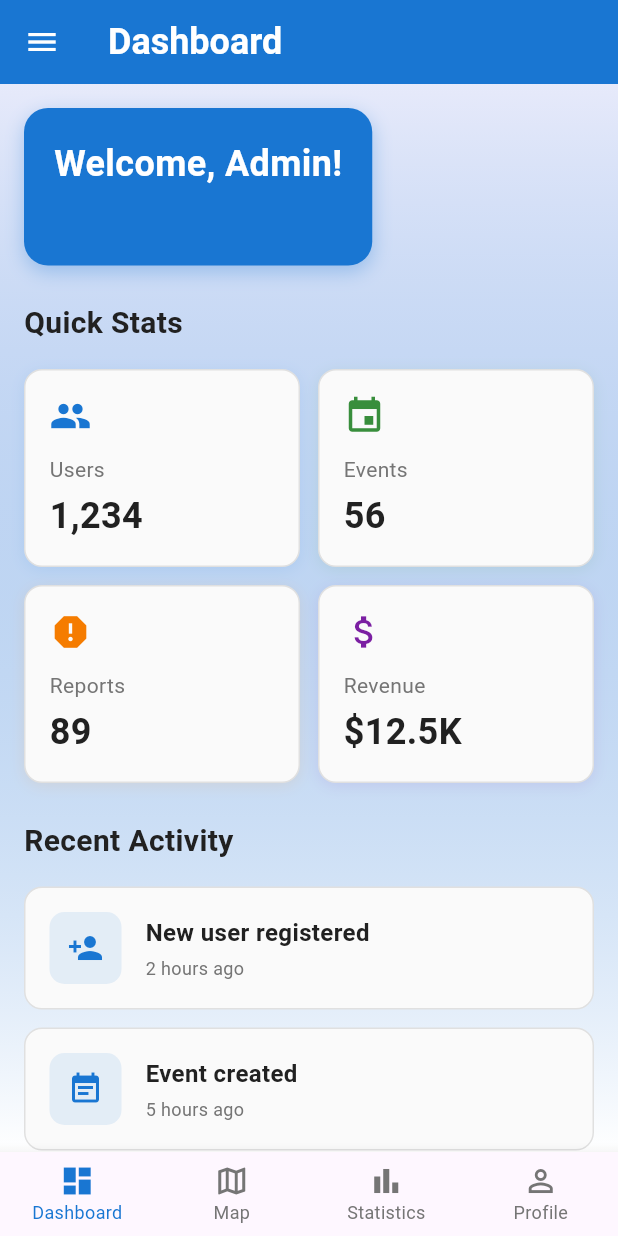
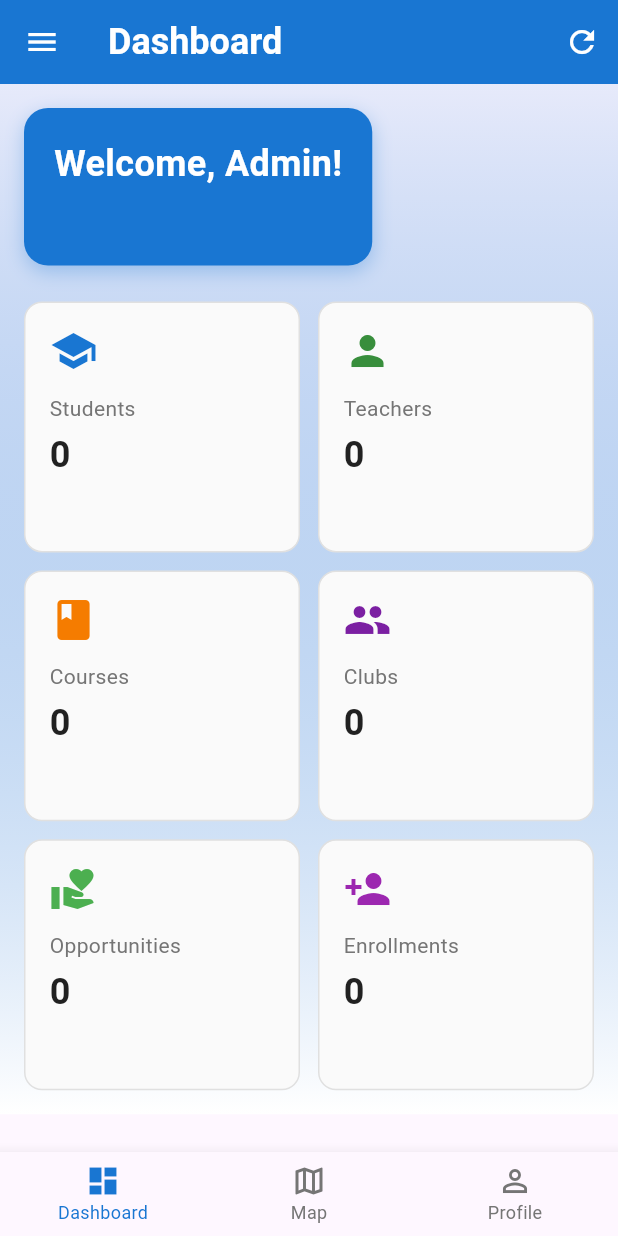
Before and after one commit to waaalidou/admin_app, a Flutter app: the screen it shows once a user with an empty profile is signed in, on a phone screen of 412 x 824 dp. Run offline on Flutter 3.47's test engine with Material 3 defaults, Android fonts, the phone set to English and light mode, and no system bars; our stand-ins replace flutter_dotenv, flutter_map, latlong2, supabase_flutter; accounts and stored records are empty.

Commit message:
Move statistics content to dashboard and remove statistics from navigation bar

```diff
--- a/lib/screens/home/home_screen.dart
+++ b/lib/screens/home/home_screen.dart
@@ -1,7 +1,6 @@
 import 'package:flutter/material.dart';
 import 'package:project/screens/home/pages/dashboard_page.dart';
 import 'package:project/screens/home/pages/map_page.dart';
-import 'package:project/screens/home/pages/statistics_page.dart';
 import 'package:project/screens/home/pages/profile_page.dart';
 import 'package:project/utils/app_colors.dart';
 
@@ -18,7 +17,6 @@ class _HomeScreenState extends State<HomeScreen> {
   final List<Widget> _pages = [
     const DashboardPage(),
     const MapPage(),
-    const StatisticsPage(),
     const ProfilePage(),
   ];
 
@@ -55,11 +53,6 @@ class _HomeScreenState extends State<HomeScreen> {
             label: 'Map',
           ),
           BottomNavigationBarItem(
-            icon: Icon(Icons.bar_chart_outlined),
-            activeIcon: Icon(Icons.bar_chart),
-            label: 'Statistics',
-          ),
-          BottomNavigationBarItem(
             icon: Icon(Icons.person_outline),
             activeIcon: Icon(Icons.person),
             label: 'Profile',
--- a/lib/screens/home/pages/dashboard_page.dart
+++ b/lib/screens/home/pages/dashboard_page.dart
@@ -1,13 +1,79 @@
 import 'package:flutter/material.dart';
 import 'package:project/utils/app_colors.dart';
 import 'package:project/screens/auth/services/auth_service.dart';
+import 'package:project/services/database_service.dart';
+import 'package:project/models/student_model.dart';
+import 'package:project/models/teacher_model.dart';
+import 'package:project/models/course_model.dart';
+import 'package:project/models/club_model.dart';
+import 'package:project/models/volunteering_opportunity_model.dart';
+import 'package:project/models/volunteering_enrollment_model.dart';
+import 'package:project/screens/home/pages/detail_list_page.dart';
 
-class DashboardPage extends StatelessWidget {
+class DashboardPage extends StatefulWidget {
   const DashboardPage({super.key});
 
   @override
+  State<DashboardPage> createState() => _DashboardPageState();
+}
+
+class _DashboardPageState extends State<DashboardPage> {
+  final DatabaseService _dbService = DatabaseService();
+  final AuthService authService = AuthService();
+  List<StudentModel> _students = [];
+  List<TeacherModel> _teachers = [];
+  List<CourseModel> _courses = [];
+  List<ClubModel> _clubs = [];
+  List<VolunteeringOpportunityModel> _volunteeringOpportunities = [];
+  List<VolunteeringEnrollmentModel> _volunteeringEnrollments = [];
+  bool _isLoading = true;
+
+  @override
+  void initState() {
+    super.initState();
+    _loadData();
+  }
+
+  Future<void> _loadData() async {
+    try {
+      final students = await _dbService.getStudents();
+      final teachers = await _dbService.getTeachers();
+      final courses = await _dbService.getCourses();
+      final clubs = await _dbService.getClubes();
+      final volunteeringOpportunities = await _dbService.getVolunteeringOpportunities();
+      final volunteeringEnrollments = await _dbService.getVolunteeringEnrollments();
+
+      setState(() {
+        _students = students;
+        _teachers = teachers;
+        _courses = courses;
+        _clubs = clubs;
+        _volunteeringOpportunities = volunteeringOpportunities;
+        _volunteeringEnrollments = volunteeringEnrollments;
+        _isLoading = false;
+      });
+    } catch (e) {
+      setState(() {
+        _isLoading = false;
+      });
+    }
+  }
+
+  void _navigateToDetail(String title, List<dynamic> items, String type) {
+    Navigator.push(
+      context,
+      MaterialPageRoute(
+        builder: (context) => DetailListPage(
+          title: title,
+          items: items,
+          type: type,
+        ),
+      ),
+    );
+  }
+
+  @override
   Widget build(BuildContext context) {
-    final AuthService authService = AuthService();
     final String? userEmail = authService.getCurrentUserEmail();
 
     return Scaffold(
@@ -22,6 +88,17 @@ class DashboardPage extends StatelessWidget {
             fontWeight: FontWeight.bold,
           ),
         ),
+        actions: [
+          IconButton(
+            icon: const Icon(Icons.refresh),
+            onPressed: () {
+              setState(() {
+                _isLoading = true;
+              });
+              _loadData();
+            },
+          ),
+        ],
       ),
       drawer: _buildDrawer(context, authService, userEmail),
       body: Container(
@@ -35,7 +112,9 @@ class DashboardPage extends StatelessWidget {
             ],
           ),
         ),
-        child: SingleChildScrollView(
+        child: _isLoading
+            ? const Center(child: CircularProgressIndicator())
+            : SingleChildScrollView(
                 padding: const EdgeInsets.all(16.0),
                 child: Column(
                   crossAxisAlignment: CrossAxisAlignment.start,
@@ -77,84 +156,58 @@ class DashboardPage extends StatelessWidget {
                       ),
                     ),
                     const SizedBox(height: 24),
-              // Stats Cards
-              Text(
-                'Quick Stats',
-                style: TextStyle(
-                  fontSize: 20,
-                  fontWeight: FontWeight.bold,
-                  color: AppColors.textPrimary,
+                    // Statistics Cards - Grid Layout
+                    GridView.count(
+                      shrinkWrap: true,
+                      physics: const NeverScrollableScrollPhysics(),
+                      crossAxisCount: 2,
+                      crossAxisSpacing: 12,
+                      mainAxisSpacing: 12,
+                      childAspectRatio: 1.1,
+                      children: [
+                        _buildSummaryCard(
+                          'Students',
+                          '${_students.length}',
+                          Icons.school,
+                          AppColors.primary,
+                          () => _navigateToDetail('Students', _students, 'students'),
                         ),
+                        _buildSummaryCard(
+                          'Teachers',
+                          '${_teachers.length}',
+                          Icons.person,
+                          AppColors.success,
+                          () => _navigateToDetail('Teachers', _teachers, 'teachers'),
                         ),
-              const SizedBox(height: 16),
-              Row(
-                children: [
-                  Expanded(
-                    child: _buildStatCard(
-                      'Users',
-                      '1,234',
-                      Icons.people,
-                      AppColors.primary,
+                        _buildSummaryCard(
+                          'Courses',
+                          '${_courses.length}',
+                          Icons.book,
+                          AppColors.warning,
+                          () => _navigateToDetail('Courses', _courses, 'courses'),
                         ),
+                        _buildSummaryCard(
+                          'Clubs',
+                          '${_clubs.length}',
+                          Icons.group,
+                          AppColors.secondary,
+                          () => _navigateToDetail('Clubs', _clubs, 'clubs'),
                         ),
-                  const SizedBox(width: 12),
-                  Expanded(
-                    child: _buildStatCard(
-                      'Events',
-                      '56',
-                      Icons.event,
-                      AppColors.success,
+                        _buildSummaryCard(
+                          'Opportunities',
+                          '${_volunteeringOpportunities.length}',
+                          Icons.volunteer_activism,
+                          const Color(0xFF4CAF50),
+                          () => _navigateToDetail('Volunteering Opportunities', _volunteeringOpportunities, 'volunteering_opportunities'),
                         ),
+                        _buildSummaryCard(
+                          'Enrollments',
+                          '${_volunteeringEnrollments.length}',
+                          Icons.person_add,
+                          const Color(0xFF9C27B0),
+                          () => _navigateToDetail('Volunteering Enrollments', _volunteeringEnrollments, 'volunteering_enrollment'),
                         ),
                       ],
-              ),
-              const SizedBox(height: 12),
-              Row(
-                children: [
-                  Expanded(
-                    child: _buildStatCard(
-                      'Reports',
-                      '89',
-                      Icons.report,
-                      AppColors.warning,
-                    ),
-                  ),
-                  const SizedBox(width: 12),
-                  Expanded(
-                    child: _buildStatCard(
-                      'Revenue',
-                      '\$12.5K',
-                      Icons.attach_money,
-                      AppColors.secondary,
-                    ),
-                  ),
-                ],
-              ),
-              const SizedBox(height: 24),
-              // Recent Activity
-              Text(
-                'Recent Activity',
-                style: TextStyle(
-                  fontSize: 20,
-                  fontWeight: FontWeight.bold,
-                  color: AppColors.textPrimary,
-                ),
-              ),
-              const SizedBox(height: 16),
-              _buildActivityCard(
-                'New user registered',
-                '2 hours ago',
-                Icons.person_add,
-              ),
-              _buildActivityCard(
-                'Event created',
-                '5 hours ago',
-                Icons.event_note,
-              ),
-              _buildActivityCard(
-                'Report submitted',
-                '1 day ago',
-                Icons.report_problem,
                     ),
                   ],
                 ),
@@ -163,25 +216,21 @@ class DashboardPage extends StatelessWidget {
     );
   }
 
-  Widget _buildStatCard(String title, String value, IconData icon, Color color) {
-    return Container(
+  Widget _buildSummaryCard(String title, String value, IconData icon, Color color, VoidCallback onTap) {
+    return InkWell(
+      onTap: onTap,
+      borderRadius: BorderRadius.circular(12),
+      child: Container(
         padding: const EdgeInsets.all(16),
         decoration: BoxDecoration(
           color: AppColors.surface,
           borderRadius: BorderRadius.circular(12),
           border: Border.all(color: AppColors.borderDefault),
-        boxShadow: [
-          BoxShadow(
-            color: color.withOpacity(0.1),
-            blurRadius: 8,
-            offset: const Offset(0, 2),
-          ),
-        ],
         ),
         child: Column(
           crossAxisAlignment: CrossAxisAlignment.start,
           children: [
-          Icon(icon, color: color, size: 28),
+            Icon(icon, color: color, size: 32),
             const SizedBox(height: 12),
             Text(
               title,
@@ -201,53 +250,6 @@ class DashboardPage extends StatelessWidget {
             ),
           ],
         ),
-    );
-  }
-
-  Widget _buildActivityCard(String title, String time, IconData icon) {
-    return Container(
-      margin: const EdgeInsets.only(bottom: 12),
-      padding: const EdgeInsets.all(16),
-      decoration: BoxDecoration(
-        color: AppColors.surface,
-        borderRadius: BorderRadius.circular(12),
-        border: Border.all(color: AppColors.borderDefault),
-      ),
-      child: Row(
-        children: [
-          Container(
-            padding: const EdgeInsets.all(12),
-            decoration: BoxDecoration(
-              color: AppColors.primary.withOpacity(0.1),
-              borderRadius: BorderRadius.circular(10),
-            ),
-            child: Icon(icon, color: AppColors.primary, size: 24),
-          ),
-          const SizedBox(width: 16),
-          Expanded(
-            child: Column(
-              crossAxisAlignment: CrossAxisAlignment.start,
-              children: [
-                Text(
-                  title,
-                  style: const TextStyle(
-                    fontSize: 16,
-                    fontWeight: FontWeight.w600,
-                    color: AppColors.textPrimary,
-                  ),
-                ),
-                const SizedBox(height: 4),
-                Text(
-                  time,
-                  style: const TextStyle(
-                    fontSize: 12,
-                    color: AppColors.textSecondary,
-                  ),
-                ),
-              ],
-            ),
-          ),
-        ],
       ),
     );
   }
```
Lines whose indentation alone changed are shown as unchanged.
